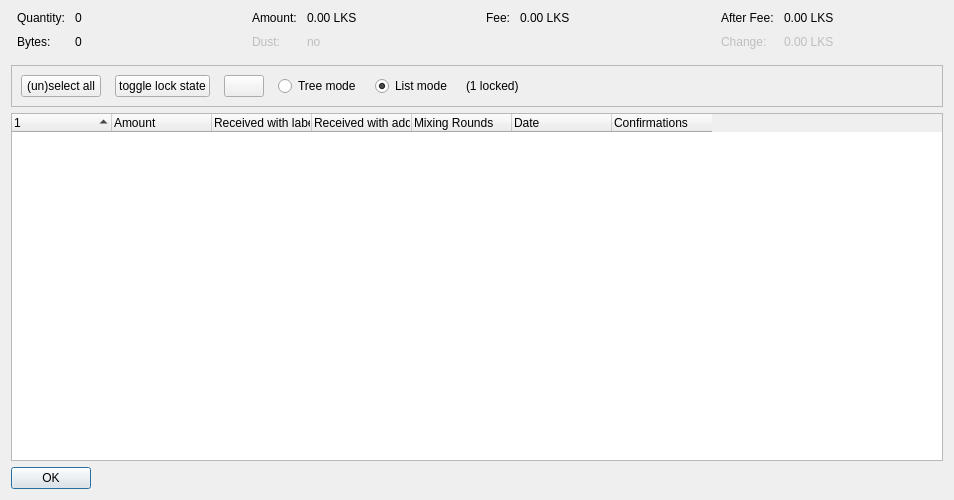
Before: the Qt Designer form src/qt/forms/coincontroldialog.ui in LKSCOIN/lkscoin-core, drawn with Qt 5.
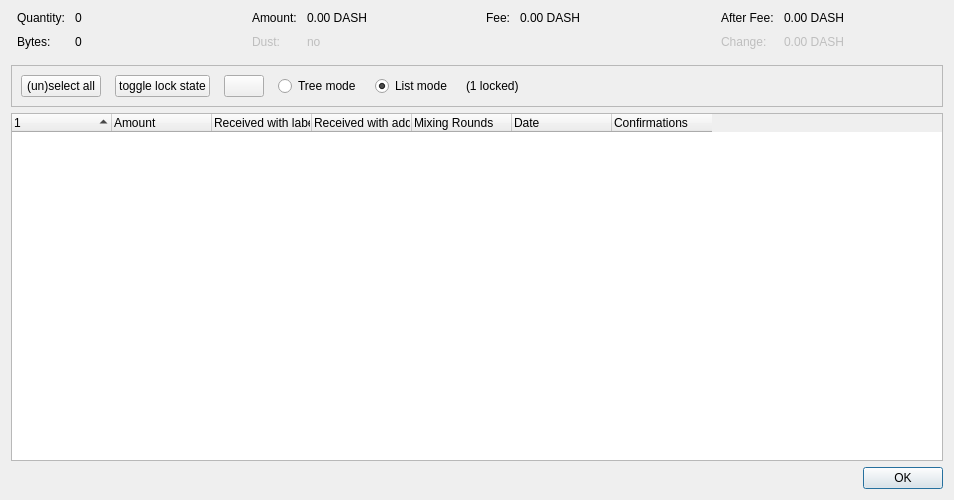
After: the same form once the commit is applied. Custom widgets are drawn as their Qt base class.

Commit message:
Import Dash Core v18.2.2
Pristine upstream tree from dashpay/dash tag v18.2.2, replacing the 0.17-based
tree wholesale. Baseline for LKSCOIN Core 5.18.2.1 (step 2 of the modernization
roadmap; step 1 was 4.17.3.2 on Dash 0.17.0.3, in production since August 2026).

LKSCOIN shares no history with upstream, so each step forward is done by
re-applying the LKSCOIN delta on a clean upstream tree, not by merging.

The edit to the form file:
```diff
--- a/src/qt/forms/coincontroldialog.ui
+++ b/src/qt/forms/coincontroldialog.ui
@@ -114,7 +114,7 @@
           <enum>Qt::ActionsContextMenu</enum>
          </property>
          <property name="text">
-          <string notr="true">0.00 LKS</string>
+          <string notr="true">0.00 DASH</string>
          </property>
          <property name="textInteractionFlags">
           <set>Qt::LinksAccessibleByMouse|Qt::TextSelectableByKeyboard|Qt::TextSelectableByMouse</set>
@@ -182,7 +182,7 @@
           <enum>Qt::ActionsContextMenu</enum>
          </property>
          <property name="text">
-          <string notr="true">0.00 LKS</string>
+          <string notr="true">0.00 DASH</string>
          </property>
          <property name="textInteractionFlags">
           <set>Qt::LinksAccessibleByMouse|Qt::TextSelectableByKeyboard|Qt::TextSelectableByMouse</set>
@@ -221,7 +221,7 @@
           <enum>Qt::ActionsContextMenu</enum>
          </property>
          <property name="text">
-          <string notr="true">0.00 LKS</string>
+          <string notr="true">0.00 DASH</string>
          </property>
          <property name="textInteractionFlags">
           <set>Qt::LinksAccessibleByMouse|Qt::TextSelectableByKeyboard|Qt::TextSelectableByMouse</set>
@@ -250,7 +250,7 @@
           <enum>Qt::ActionsContextMenu</enum>
          </property>
          <property name="text">
-          <string notr="true">0.00 LKS</string>
+          <string notr="true">0.00 DASH</string>
          </property>
          <property name="textInteractionFlags">
           <set>Qt::LinksAccessibleByMouse|Qt::TextSelectableByKeyboard|Qt::TextSelectableByMouse</set>
@@ -442,12 +442,6 @@
    </item>
    <item>
     <widget class="QDialogButtonBox" name="buttonBox">
-     <property name="sizePolicy">
-      <sizepolicy hsizetype="Maximum" vsizetype="Fixed">
-       <horstretch>0</horstretch>
-       <verstretch>0</verstretch>
-      </sizepolicy>
-     </property>
      <property name="orientation">
       <enum>Qt::Horizontal</enum>
      </property>
```
The commit also changes 2092 other files.
